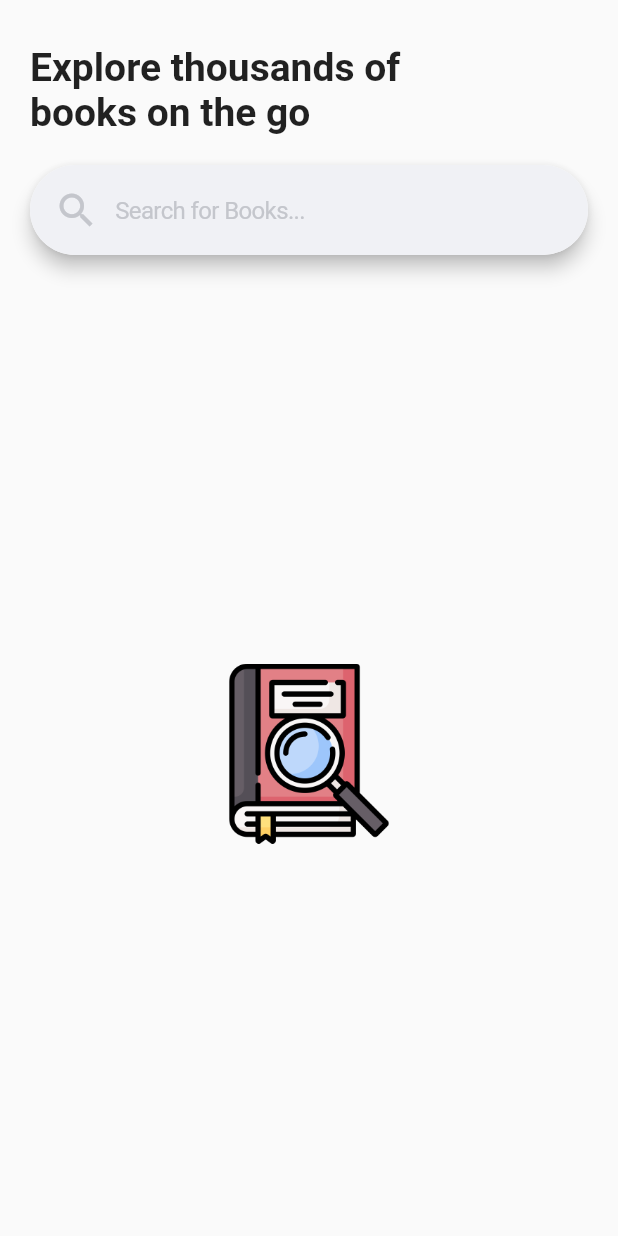
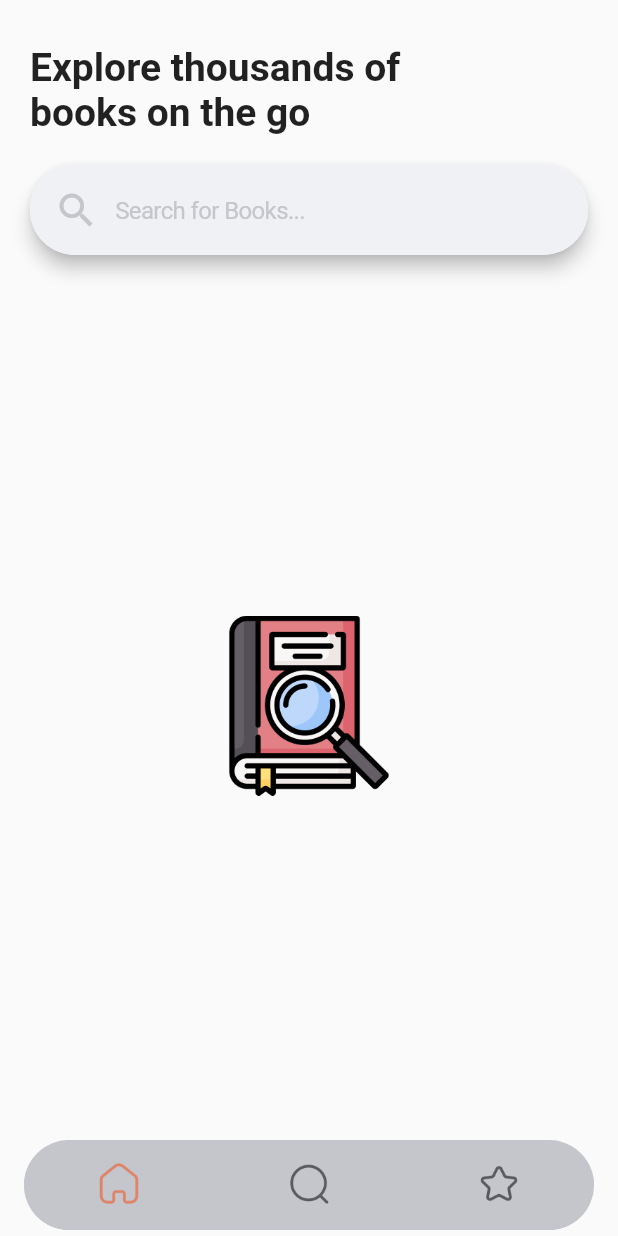
Before and after one commit to ctechdev/google_books_test, a Flutter app: the screen it shows once a user with an empty profile is signed in, on a phone screen of 412 x 824 dp. Run offline on Flutter 3.47's test engine with Material 2 defaults, Android fonts, the phone set to English and light mode, and no system bars; our stand-ins replace cloud_firestore, firebase_auth, firebase_core, flutter_hooks, flutter_riverpod, freezed_annotation and 4 more; accounts and stored records are empty; Roboto replaces fonts that are missing (Brutal).

Commit message:
feat: add fav

```diff
--- a/lib/app/detail/detail_page.dart
+++ b/lib/app/detail/detail_page.dart
@@ -3,9 +3,7 @@ import 'dart:async';
 import 'package:cloud_firestore/cloud_firestore.dart';
 import 'package:firebase_auth/firebase_auth.dart';
 import 'package:flutter/material.dart';
-import 'package:google_books_test/common_widgets/alert_dialogs/alert_dialogs.dart';
 import 'package:google_books_test/models/book.dart';
-import 'package:google_books_test/services/firestore_database.dart';
 import 'package:hooks_riverpod/hooks_riverpod.dart';
 
 import '../top_level_providers.dart';
--- /dev/null
+++ b/lib/app/home/bottom_bar.dart
@@ -0,0 +1,65 @@
+import 'package:flutter/material.dart';
+
+class MyBottomAppBar extends StatefulWidget {
+  MyBottomAppBar({required this.onTabSelected, required this.selectedIndex});
+
+  final ValueChanged<int> onTabSelected;
+  int selectedIndex;
+
+  @override
+  _MyBottomAppBarState createState() => _MyBottomAppBarState();
+}
+
+class _MyBottomAppBarState extends State<MyBottomAppBar> {
+  @override
+  Widget build(BuildContext context) {
+    return Container(
+      color: Colors.transparent,
+
+      margin: EdgeInsets.only(left: 16, right: 16, bottom: 4),
+
+      child: ClipRRect(
+        borderRadius: BorderRadius.circular(30),
+        // const BorderRadius.only(
+        //   topLeft: Radius.circular(30.0),
+        //   topRight: Radius.circular(30.0),
+        // ),
+        child: BottomNavigationBar(
+          fixedColor: Color(0xffdf8369),
+                backgroundColor: const Color(0xffC4C6CC),
+          //type: BottomNavigationBarType.fixed,
+          showUnselectedLabels: false,
+          showSelectedLabels: false,
+          currentIndex: widget.selectedIndex,
+          onTap: _updateIndex,
+          items: const <BottomNavigationBarItem>[
+          BottomNavigationBarItem(
+                icon: ImageIcon(AssetImage("assets/Home.png"),
+                    size: 30),
+                label: "Home"),
+            BottomNavigationBarItem(
+                icon: ImageIcon(
+                  AssetImage("assets/Search.png"),
+                  size: 30,
+                ),
+                label: "Search"),
+
+            BottomNavigationBarItem(
+                icon: ImageIcon(AssetImage("assets/Star.png"),
+                  size: 30,
+                ),
+                label: "Favs"),
+
+          ],
+        ),
+      ),
+    );
+  }
+
+  void _updateIndex(int index) {
+    widget.onTabSelected(index);
+    setState(() {
+      widget.selectedIndex = index;
+    });
+  }
+}
--- /dev/null
+++ b/lib/app/home/home_page.dart
@@ -0,0 +1,62 @@
+import 'package:flutter/material.dart';
+import 'package:google_books_test/app/dashboard/dashboard.dart';
+import 'package:google_books_test/app/favourites/fav_page.dart';
+import 'package:google_books_test/app/search/search_page.dart';
+
+import 'bottom_bar.dart';
+
+class HomePage extends StatefulWidget {
+  const HomePage({Key? key}) : super(key: key);
+
+  @override
+  _HomePageState createState() => _HomePageState();
+}
+
+class _HomePageState extends State<HomePage> {
+  int bottomSelectedIndex = 0;
+  PageController pageController = PageController(initialPage: 1);
+
+  static const TextStyle optionStyle =
+      TextStyle(fontSize: 30, fontWeight: FontWeight.bold);
+
+  static const List<Widget> _widgetOptions = <Widget>[
+    Dashboard(),
+    SearchPage(),
+    FavouritesPage()
+  ];
+
+  @override
+  Widget build(BuildContext context) {
+    return Scaffold(
+      extendBody: true,
+      drawerEnableOpenDragGesture: false,
+      body: PageView(
+          controller: pageController,
+          onPageChanged: pageChanged,
+          children: _widgetOptions),
+      bottomNavigationBar: MyBottomAppBar(
+        onTabSelected: _onItemTapped,
+        selectedIndex: bottomSelectedIndex,
+      ),
+    );
+  }
+
+  @override
+  void initState() {
+    super.initState();
+  }
+
+  void pageChanged(int index) {
+    setState(() {
+      bottomSelectedIndex = index;
+    });
+  }
+
+  void _onItemTapped(int index) {
+    setState(() {
+      bottomSelectedIndex = index;
+      pageController.animateToPage(index,
+          duration: const Duration(milliseconds: 500), curve: Curves.ease);
+    });
+  }
+}
--- a/lib/main.dart
+++ b/lib/main.dart
@@ -2,6 +2,7 @@ import 'package:firebase_core/firebase_core.dart';
 import 'package:flutter/material.dart';
 import 'package:flutter_riverpod/flutter_riverpod.dart';
 import 'package:google_books_test/app/auth_widget.dart';
+import 'package:google_books_test/app/home/home_page.dart';
 
 import 'package:google_books_test/app/onboarding/onboarding_page.dart';
 import 'package:google_books_test/app/onboarding/onboarding_view_model.dart';
@@ -46,7 +47,7 @@ class MyApp extends ConsumerWidget {
                 : const OnboardingPage();
           },
         ),
-        signedInBuilder: (_) => const SearchPage(),
+        signedInBuilder: (_) => const HomePage(),
       ),
       onGenerateRoute: (settings) =>
           AppRouter.onGenerateRoute(settings, firebaseAuth),
--- a/lib/routing/app_router.dart
+++ b/lib/routing/app_router.dart
@@ -1,6 +1,7 @@
 import 'package:firebase_auth/firebase_auth.dart';
 import 'package:flutter/material.dart';
 import 'package:google_books_test/app/detail/detail_page.dart';
+import 'package:google_books_test/app/home/home_page.dart';
 import 'package:google_books_test/app/sign_in/email_password_signin/email_password_sign_in_page.dart';
 import 'package:google_books_test/models/book.dart';
 
@@ -8,6 +9,7 @@ class AppRoutes {
   static const emailPasswordSignInPage = '/email-password-sign-in-page';
   static const detailsPage = '/details-page';
   static const favouritesPage = '/favourites-page';
+  static const homePage = '/home-page';
 
 }
 
@@ -16,6 +18,9 @@ class AppRouter {
       RouteSettings settings, FirebaseAuth firebaseAuth) {
     final args = settings.arguments;
     switch (settings.name) {
+      case AppRoutes.homePage:
+        return MaterialPageRoute<dynamic>(builder: (_) => const HomePage());
+
       case AppRoutes.emailPasswordSignInPage:
         return MaterialPageRoute<dynamic>(
           builder: (_) => EmailPasswordSignInPage.withFirebaseAuth(firebaseAuth,
--- a/lib/services/firestore_path.dart
+++ /dev/null
@@ -1,4 +0,0 @@
-class FirestorePath {
-  static String book(String uid, String bookId) => 'users/$uid/books/$bookId';
-  static String books(String uid) => 'users/$uid/books';
-}
--- a/pubspec.yaml
+++ b/pubspec.yaml
@@ -41,4 +41,6 @@ flutter:
     - assets/nocover.png
     - assets/no_cover.gif
     - assets/searching.png
-    - assets/up-arrow.png
+    - assets/Home.png
+    - assets/Search.png
+    - assets/Star.png
```
Also changed, not shown: lib/app/dashboard/dashboard.dart (added, +54 -0 lines), lib/app/favourites/fav_page.dart (added, +45 -0 lines), lib/app/top_level_providers.dart (+0 -8 lines), lib/services/firestore_database.dart (deleted, +0 -35 lines), lib/services/firestore_service.dart (deleted, +0 -59 lines), assets/Home.png (added), assets/Search.png (added), assets/Star.png (added).
